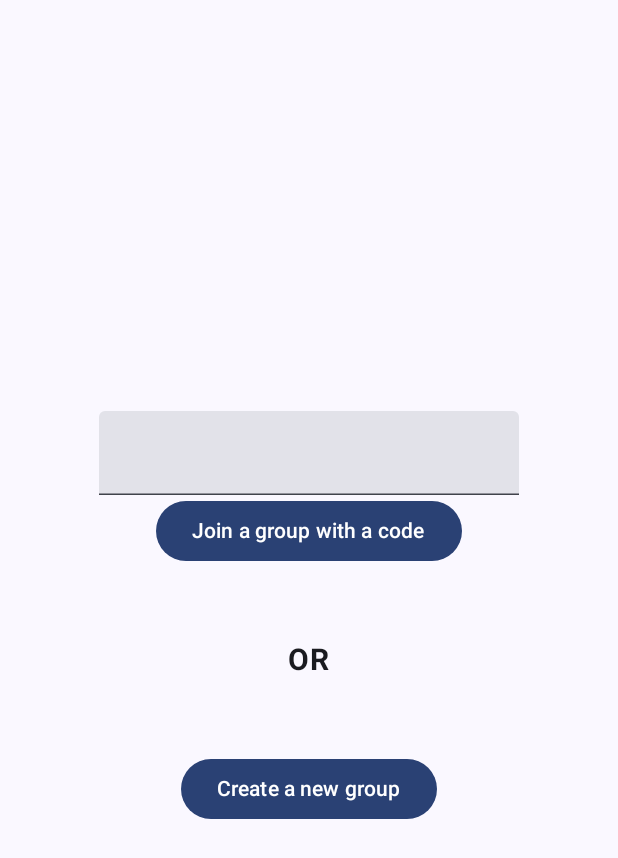
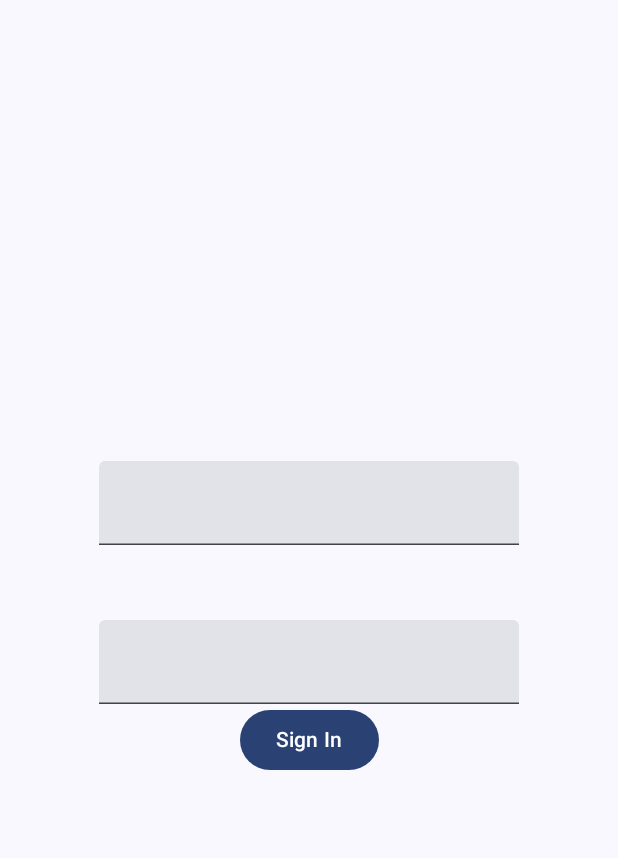
Before and after one commit to xiaoying-qu/Restauright, an Android app built with Jetpack Compose: the screen it shows after launch (MainActivity), on a phone screen of 412 x 824 dp. Shown: the top 858 px of the screen. Run offline under Robolectric (Android 15) with nearby library versions, the phone set to English and light mode, and no system bars; our stand-ins replace Dagger/Hilt's generated code.

Commit message:
Added firebase start

```diff
--- a/app/build.gradle.kts
+++ b/app/build.gradle.kts
@@ -8,6 +8,7 @@ plugins {
     id("com.google.devtools.ksp")
     id("kotlin-kapt")
     id("org.jetbrains.kotlin.plugin.serialization") version "1.8.10"
+    id("com.google.gms.google-services")
 }
 
 val localProps: Properties = Properties()
@@ -107,6 +108,11 @@ dependencies {
     implementation("io.coil-kt:coil-compose:2.4.0")
     implementation("org.jetbrains.kotlinx:kotlinx-serialization-json:1.5.1")
     implementation("com.squareup.okhttp3:logging-interceptor:4.11.0")
+
+    implementation("com.google.firebase:firebase-auth:22.2.0")
+    implementation("com.google.firebase:firebase-firestore:24.9.1")
+    implementation("com.google.firebase:firebase-storage:20.3.0")
+    implementation(platform("com.google.firebase:firebase-bom:31.5.0"))
 }
 
 // Allow references to generated code
--- a/app/src/main/java/hu/ait/restauright/MainActivity.kt
+++ b/app/src/main/java/hu/ait/restauright/MainActivity.kt
@@ -16,6 +16,7 @@ import dagger.hilt.android.AndroidEntryPoint
 import hu.ait.restauright.screen.DisplayRestaurantsScreen
 import hu.ait.restauright.screen.HomeScreen
 import hu.ait.restauright.screen.ResultsScreen
+import hu.ait.restauright.screen.SignInScreen
 import hu.ait.restauright.ui.theme.RestaurightTheme
 
 @AndroidEntryPoint
@@ -40,11 +41,20 @@ class MainActivity : ComponentActivity() {
 fun RestaurightNavHost(
     modifier: Modifier = Modifier,
     navController: NavHostController = rememberNavController(),
-    startDestination: String = "home_screen"
+    startDestination: String = "sign_in"
 ) {
     NavHost(
         modifier = modifier, navController = navController, startDestination = startDestination
     ) {
+
+        composable("sign_in") {
+            SignInScreen(
+                onNavigateToHomeScreen = { ->
+                    navController.navigate("home_screen")
+                }
+            )
+        }
+
 
         composable("home_screen") {
            HomeScreen(
--- /dev/null
+++ b/app/src/main/java/hu/ait/restauright/screen/login/SignInScreen.kt
@@ -0,0 +1,65 @@
+package hu.ait.restauright.screen
+
+import androidx.compose.foundation.layout.Arrangement
+import androidx.compose.foundation.layout.Box
+import androidx.compose.foundation.layout.Column
+import androidx.compose.foundation.layout.Spacer
+import androidx.compose.foundation.layout.fillMaxHeight
+import androidx.compose.foundation.layout.fillMaxWidth
+import androidx.compose.foundation.layout.height
+import androidx.compose.foundation.layout.padding
+import androidx.compose.material3.Button
+import androidx.compose.material3.ExperimentalMaterial3Api
+import androidx.compose.material3.Text
+import androidx.compose.material3.TextField
+import androidx.compose.runtime.Composable
+import androidx.compose.runtime.getValue
+import androidx.compose.runtime.mutableStateOf
+import androidx.compose.runtime.saveable.rememberSaveable
+import androidx.compose.runtime.setValue
+import androidx.compose.ui.Alignment
+import androidx.compose.ui.Modifier
+import androidx.compose.ui.text.font.FontWeight
+import androidx.compose.ui.tooling.preview.Preview
+import androidx.compose.ui.unit.dp
+import androidx.compose.ui.unit.sp
+import androidx.hilt.navigation.compose.hiltViewModel
+
+@OptIn(ExperimentalMaterial3Api::class)
+@Composable
+fun SignInScreen (
+    modifier: Modifier = Modifier,
+    onNavigateToHomeScreen: () -> Unit
+) {
+    var username by rememberSaveable {
+        mutableStateOf("")
+    }
+
+    var password by rememberSaveable {
+        mutableStateOf("")
+    }
+
+    Column(
+        modifier = Modifier
+            .padding(10.dp)
+            .fillMaxHeight(),
+        verticalArrangement = Arrangement.Center,
+        horizontalAlignment = Alignment.CenterHorizontally
+    ) {
+        TextField(
+            value = password,
+            onValueChange = { password = it }
+        )
+        Spacer(modifier = modifier.height(50.dp))
+        TextField(
+            value = username,
+            onValueChange = { username = it }
+        )
+        Button(onClick = {
+            onNavigateToHomeScreen()
+        }) {
+            Text(text = "Sign In")
+        }
+
+    }
+}
--- /dev/null
+++ b/app/src/main/java/hu/ait/restauright/screen/login/SignInViewModel.kt
@@ -0,0 +1,4 @@
+package hu.ait.restauright.screen.login
+
+class SignInViewModel {
+}
```
Also changed, not shown: build.gradle.kts (+7 -1 lines), 2 other files.
